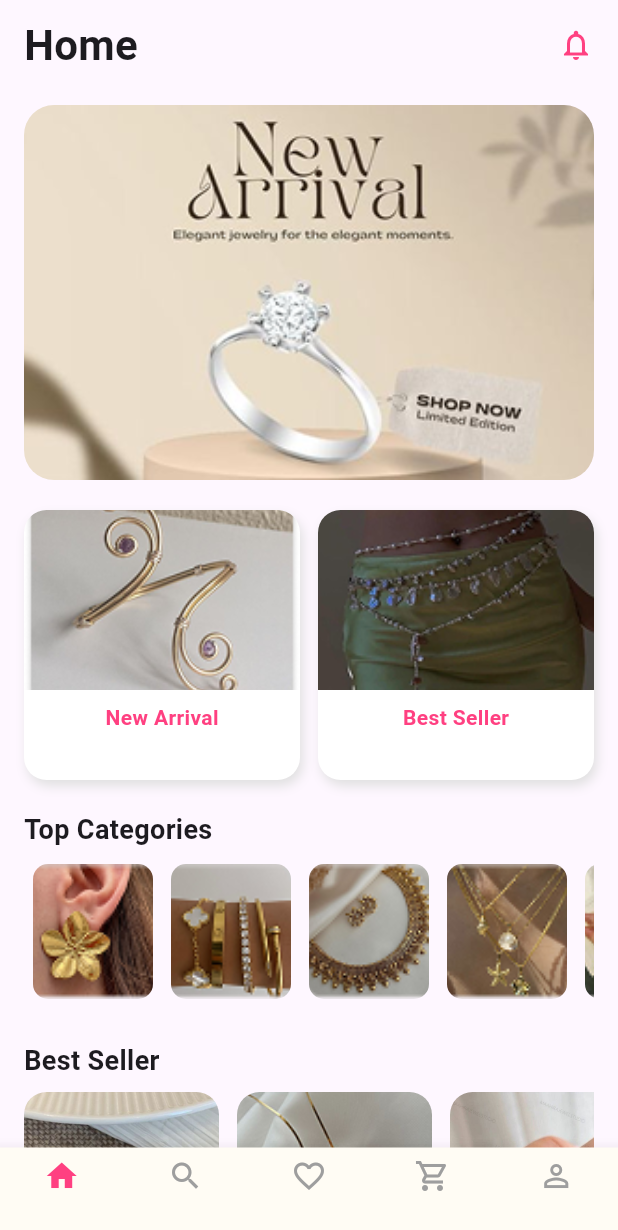
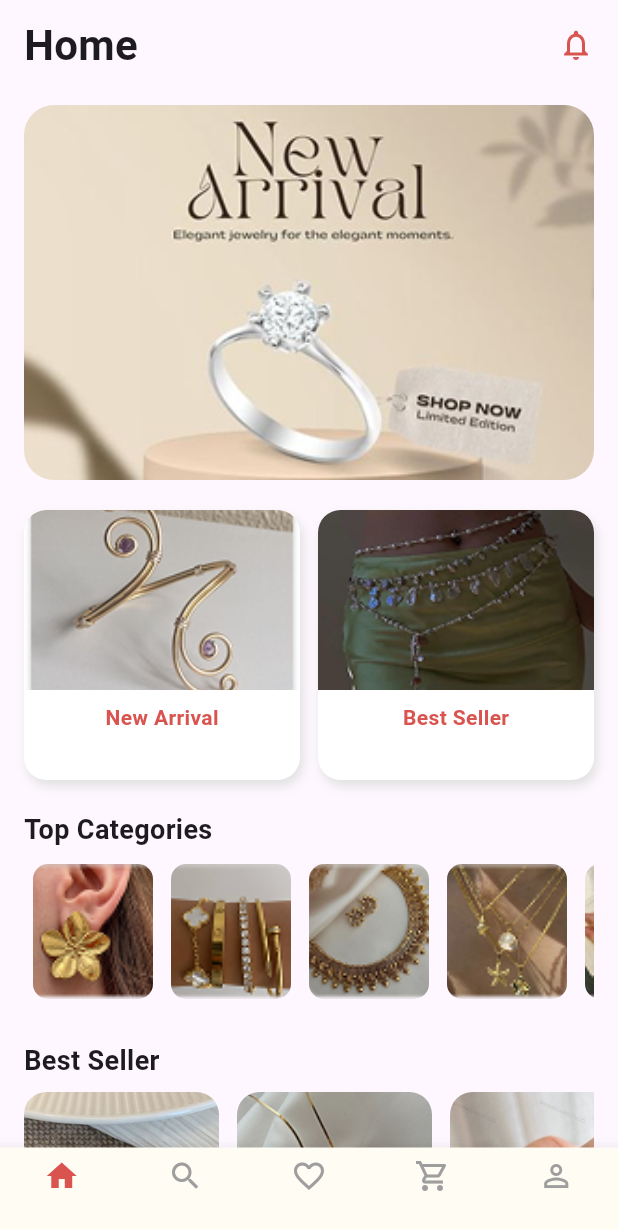
Before and after one commit to pabikshyathapa/jewelme_application, a Flutter app: the HomePage screen opened directly, on a phone screen of 412 x 824 dp. Shown: the top 1230 px of the screen. Run offline on Flutter 3.47's test engine with Material 3 defaults, Android fonts, the phone set to English and light mode, and no system bars.

Commit message:
dashboard

```diff
--- a/lib/view/dashboard_page.dart
+++ b/lib/view/dashboard_page.dart
@@ -20,7 +20,7 @@ class _HomePageState extends State<HomePage> {
         },
         backgroundColor: Color(0xFFFFFCF4),
         type: BottomNavigationBarType.fixed,
-        selectedItemColor: Colors.pinkAccent,
+        selectedItemColor:  Color(0xFFD9534F),
         unselectedItemColor: Colors.grey,
         items: [
           BottomNavigationBarItem(icon: Icon(Icons.home), label: ''),
@@ -51,7 +51,7 @@ class _HomePageState extends State<HomePage> {
                         fontWeight: FontWeight.bold,
                       ),
                     ),
-                    Icon(Icons.notifications_none, color: Colors.pinkAccent),
+                    Icon(Icons.notifications_none, color: Color(0xFFD9534F),),
                   ],
                 ),
                 SizedBox(height: 20),
@@ -120,7 +120,6 @@ class _HomePageState extends State<HomePage> {
                 Center(
                   child: GestureDetector(
                     onTap: () {
-                      // TODO: Navigate to Explore All Page
                       // Navigator.push(context, MaterialPageRoute(builder: (_) => ExploreAllPage()));
                     },
                     child: Row(
@@ -129,16 +128,15 @@ class _HomePageState extends State<HomePage> {
                         Text(
                           'Explore All',
                           style: TextStyle(
-                            color: Colors.pinkAccent,
-                            fontSize: 16,
-                            decoration: TextDecoration.underline,
+                            color:  Color(0xFFD9534F),
+                            fontSize: 17,
                             fontWeight: FontWeight.w500,
                           ),
                         ),
                         SizedBox(width: 5),
                         Icon(
                           Icons.arrow_forward,
-                          color: Colors.pinkAccent,
+                          color:  Color(0xFFD9534F),
                           size: 20,
                         ),
                       ],
@@ -185,7 +183,7 @@ class _HomePageState extends State<HomePage> {
             child: Text(
               title,
               style: TextStyle(
-                color: Colors.pinkAccent,
+                color:  Color(0xFFD9534F),
                 fontWeight: FontWeight.bold,
                 fontSize: 14,
               ),
--- a/lib/view/splashscreen.dart
+++ b/lib/view/splashscreen.dart
@@ -30,7 +30,7 @@ class SplashScreenState extends State<SplashScreen> {
           children: [
             Image.asset(
               'assets/images/splashsc.png',
-              width: 350,
+              width: 325,
             ),
             SizedBox(height: 20),
           ],
```
